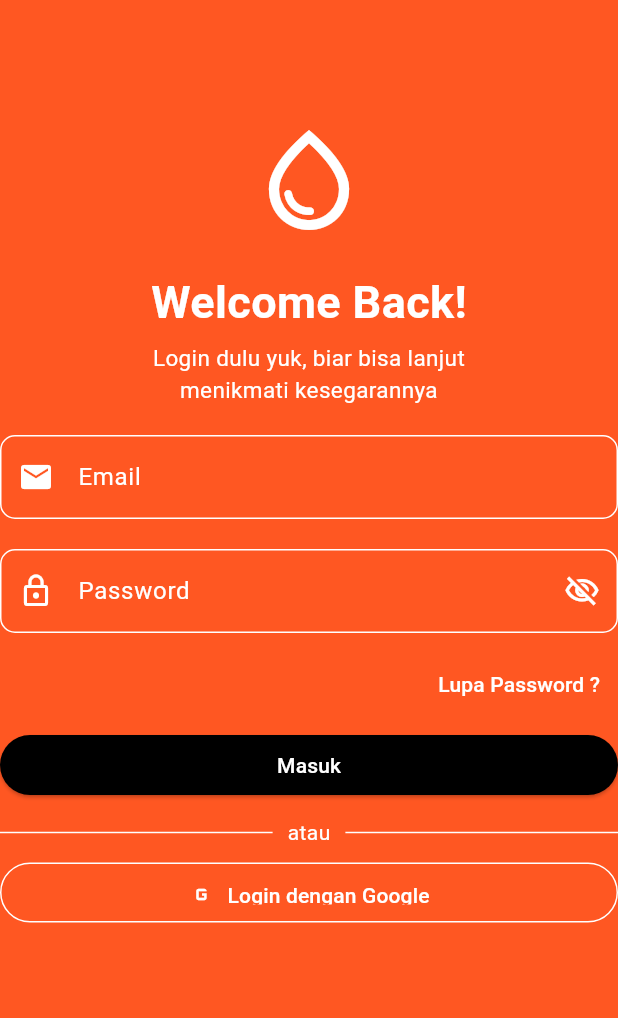
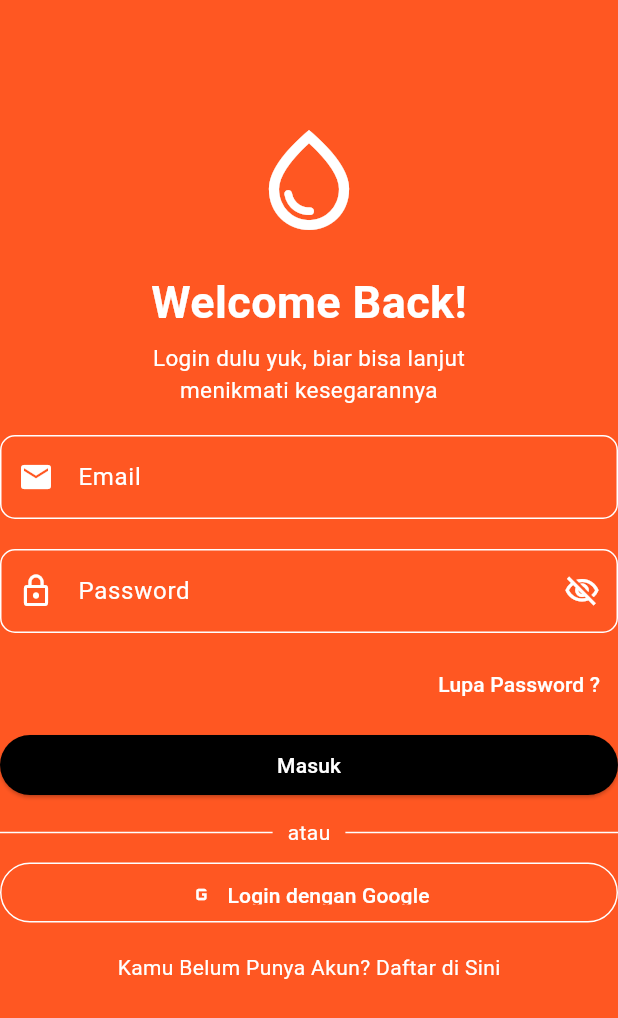
Before and after one commit to AbdulReyza/KB1179-1123150072-uts, a Flutter app: the Login screen opened directly, on a phone screen of 412 x 824 dp. Shown: the top 1018 px of the screen. Run offline on Flutter 3.47's test engine with Material 3 defaults, Android fonts, the light colour scheme and no system bars.

Commit message:
buat teks belum punya akun

```diff
--- a/lib/login/login.dart
+++ b/lib/login/login.dart
@@ -182,6 +182,21 @@ class Login extends StatelessWidget {
                       ),
                     ),
                   ),
+                  SizedBox(height: 20,),
+                  Row(
+                    mainAxisAlignment: MainAxisAlignment.center,
+                    children: [
+                      Text("Kamu Belum Punya Akun? ",
+                      style: TextStyle(
+                        color: Colors.white
+                      ),
+                      ),
+                      Text('Daftar di Sini',
+                      style: TextStyle(
+                        color: Colors.white,
+                      ),)
+                    ],
+                  )
                 ],
               ),
             ),
```
